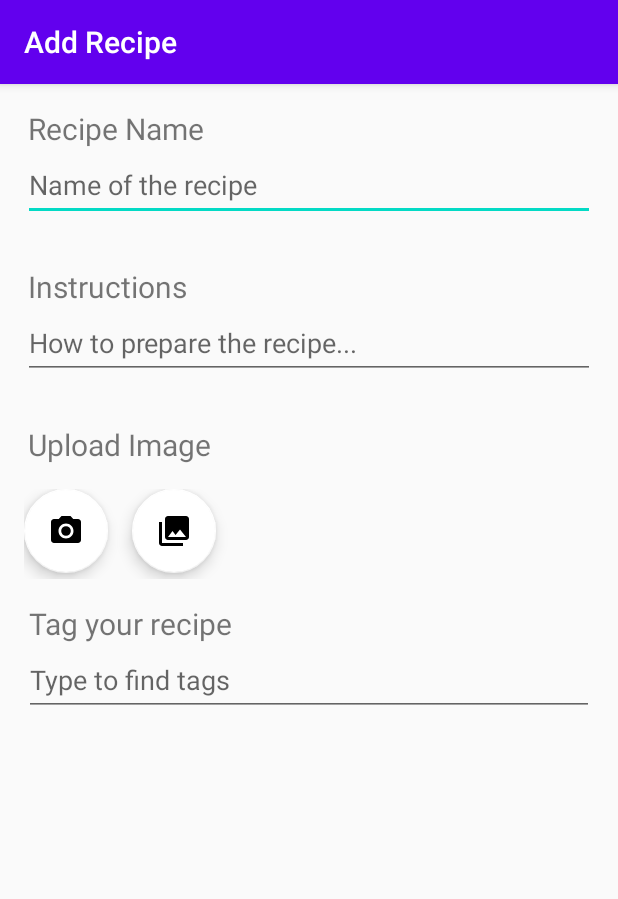
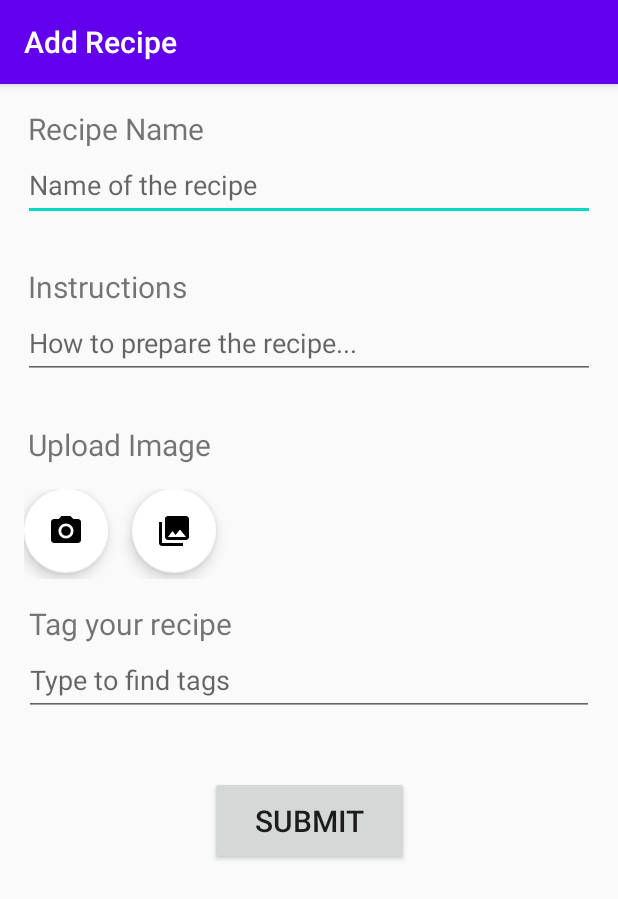
Before and after one commit to Floristq/Recipe, an Android app: the AddRecipe screen opened directly, with no data from a screen before it, on a phone screen of 412 x 824 dp. Shown: the top 899 px of the screen. Run offline under Robolectric (Android 15) with nearby library versions, the phone set to English and light mode, and no system bars; libraries missing offline, so code that uses them is left out: com.github.dhaval2404.imagepicker.

Commit message:
'Add Recipe' - preparing structure for submission

```diff
--- a/app/src/main/java/com/example/recipe/AddRecipe.java
+++ b/app/src/main/java/com/example/recipe/AddRecipe.java
@@ -6,8 +6,15 @@ import androidx.constraintlayout.widget.ConstraintLayout.LayoutParams;
 
 import android.app.Activity;
 import android.content.Intent;
+import android.graphics.Bitmap;
+import android.graphics.drawable.BitmapDrawable;
+import android.graphics.drawable.Drawable;
+import android.net.Uri;
 import android.os.Bundle;
+import android.text.Editable;
 import android.view.View;
+import android.widget.Button;
+import android.widget.EditText;
 import android.widget.ImageView;
 import android.widget.LinearLayout;
 import android.widget.MultiAutoCompleteTextView;
@@ -17,6 +24,8 @@ import com.example.recipe.autocompleteadapter.*;
 import com.github.dhaval2404.imagepicker.ImagePicker;
 import com.google.android.material.floatingactionbutton.FloatingActionButton;
 
+import java.io.ByteArrayInputStream;
+import java.io.ByteArrayOutputStream;
 import java.util.ArrayList;
 import java.util.List;
 
@@ -27,8 +36,10 @@ public class AddRecipe extends AppCompatActivity {
     private LinearLayout uploadImgBtnContainer;
     private ImageView recipeImg;
     private MultiAutoCompleteTextView recipeTagInput;
+    private Button submitBtn;
 
     private AutoCompleteAdapter recipeTagsAdapter;
+    private Uri imageUri = null;
 
     // TODO
     // Remove temporaryTags and use server/firebase retrieved tags
@@ -49,6 +60,7 @@ public class AddRecipe extends AppCompatActivity {
         recipeImg = findViewById((R.id.recipeImg));
         uploadImgBtnContainer = findViewById(R.id.uploadImgBtnContainer);
         recipeTagInput = findViewById(R.id.recipeTagInput);
+        submitBtn = findViewById(R.id.submitBtn);
 
         // Setting page title
         getSupportActionBar().setTitle("Add Recipe");
@@ -70,7 +82,26 @@ public class AddRecipe extends AppCompatActivity {
         // Attaching events
         cameraBtn.setOnClickListener(this::onCameraBtnClick);
         galleryBtn.setOnClickListener(this::onGalleryBtnClick);
+        submitBtn.setOnClickListener(this::onSubmit);
     }
+
+    // Handle submission
+    private void onSubmit(View view) {
+        String name = ((EditText) findViewById(R.id.recipeName)).getText().toString();
+        String instructions = ((EditText) findViewById(R.id.instructions)).getText().toString();
+        // We already have imageUri
+        String tags = recipeTagInput.getText().toString();
+
+        if (name.toString() == "" || instructions.toString() == "" || imageUri == null || tags.toString() == "") {
+            // TODO
+            // Let the user know which fields to fill specifically
+            Toast.makeText(this, "Please fill in all the fields!", Toast.LENGTH_LONG).show();
+        } else {
+            // TODO
+            // Post data to firebase
+        }
+    }
+
 
     // TODO
     // Document functions and their parameters
@@ -80,7 +111,8 @@ public class AddRecipe extends AppCompatActivity {
 
         if (resultCode == Activity.RESULT_OK) {
             // Loading image on the interface
-            recipeImg.setImageURI(data.getData());
+            imageUri = data.getData();
+            recipeImg.setImageURI(imageUri);
             LayoutParams params = (LayoutParams) uploadImgBtnContainer.getLayoutParams();
             params.topMargin = getResources().getDimensionPixelSize(R.dimen.fab_margin);
         } else if (resultCode == ImagePicker.RESULT_ERROR) {
--- a/app/src/main/res/layout/activity_add_recipe.xml
+++ b/app/src/main/res/layout/activity_add_recipe.xml
@@ -4,12 +4,13 @@
     xmlns:tools="http://schemas.android.com/tools"
     android:layout_width="match_parent"
     android:layout_height="match_parent"
-    android:layout_marginBottom="60dp"
     tools:context=".AddRecipe">
 
     <androidx.constraintlayout.widget.ConstraintLayout
+        android:id="@+id/addRecipeConstraint"
         android:layout_width="match_parent"
-        android:layout_height="wrap_content">
+        android:layout_height="wrap_content"
+        android:paddingBottom="40dp">
 
         <TextView
             android:id="@+id/textView10"
@@ -174,5 +175,21 @@
                 app:srcCompat="@drawable/ic_menu_gallery" />
         </LinearLayout>
 
+        <Button
+            android:id="@+id/submitBtn"
+            android:layout_width="wrap_content"
+            android:layout_height="wrap_content"
+            android:layout_marginTop="40dp"
+            android:paddingLeft="30dp"
+            android:paddingTop="@dimen/fab_margin"
+            android:paddingRight="30dp"
+            android:paddingBottom="@dimen/fab_margin"
+            android:text="@string/submit"
+            android:textSize="20sp"
+            app:layout_constraintEnd_toEndOf="parent"
+            app:layout_constraintStart_toStartOf="parent"
+            app:layout_constraintTop_toBottomOf="@+id/recipeTagInput" />
+
+
     </androidx.constraintlayout.widget.ConstraintLayout>
 </ScrollView>
--- a/app/src/main/res/values/strings.xml
+++ b/app/src/main/res/values/strings.xml
@@ -30,4 +30,5 @@
     <string name="recipe_camera_image_desc">Take a picture and upload.</string>
     <string name="recipe_gallery_image_desc">Pick an image from gallery</string>
     <string name="auto_complete_item_image">Image indicating the item of the dropdown.</string>
+    <string name="submit">Submit</string>
 </resources>
```
